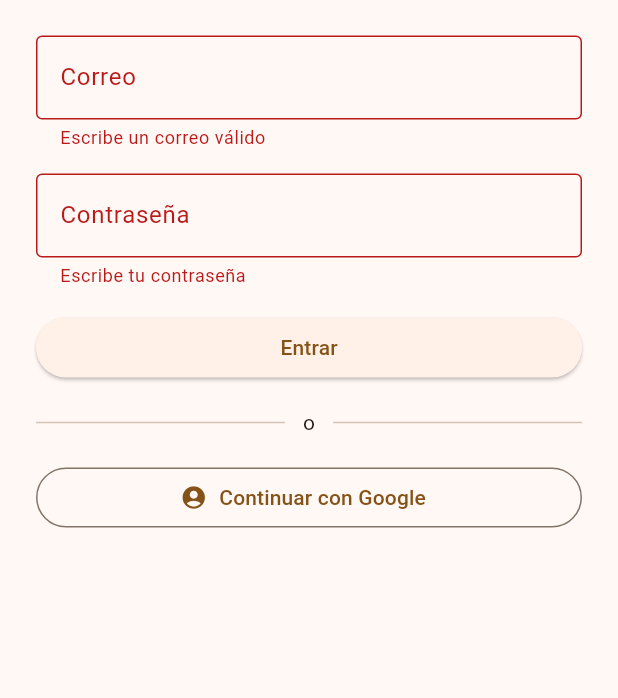
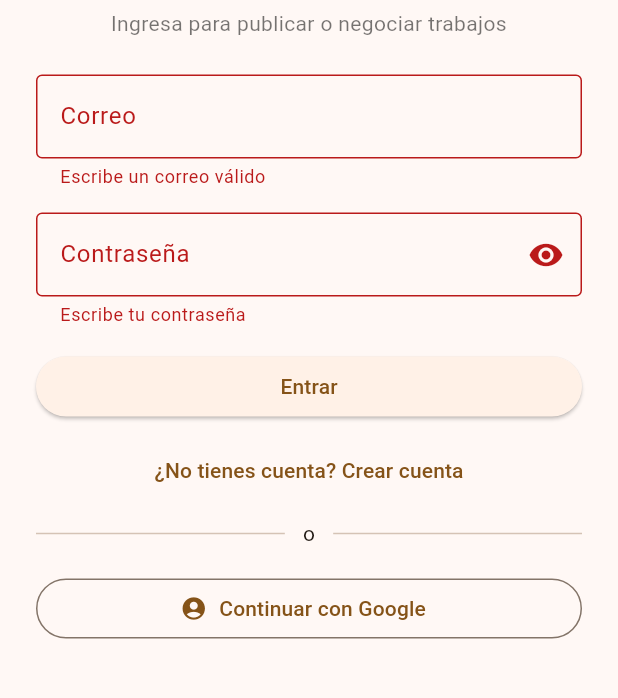
Before and after one commit to Camilo-fonseca237/et0126-obam, a Flutter app: the screen it shows after launch, after a tap on "Entrar", on a phone screen of 412 x 824 dp, the part 326-1024 px from its top. Run offline on Flutter 3.47's test engine with Material 3 defaults, Android fonts, the phone set to English and light mode, and no system bars; our stand-ins replace firebase_auth, firebase_core, form_field_validator, google_sign_in, shared_preferences; accounts and stored records are empty.

Commit message:
agrego registro manual de usuarios con correo y contrasena

```diff
--- a/lib/screens/login_screen.dart
+++ b/lib/screens/login_screen.dart
@@ -12,19 +12,34 @@ class LoginScreen extends StatefulWidget {
 
 class _LoginScreenState extends State<LoginScreen> {
   final _formKey = GlobalKey<FormState>();
+  final _nombre = TextEditingController();
   final _correo = TextEditingController();
   final _clave = TextEditingController();
+  final _confirmarClave = TextEditingController();
+  bool _modoRegistro = false;
+  bool _ocultarClave = true;
   bool _cargando = false;
   String? _error;
 
   @override
   void dispose() {
+    _nombre.dispose();
     _correo.dispose();
     _clave.dispose();
+    _confirmarClave.dispose();
     super.dispose();
   }
 
-  Future<void> _ingresar() async {
+  void _cambiarModo() {
+    setState(() {
+      _modoRegistro = !_modoRegistro;
+      _error = null;
+      _confirmarClave.clear();
+    });
+    _formKey.currentState?.reset();
+  }
+
+  Future<void> _enviarFormulario() async {
     if (_cargando || !(_formKey.currentState?.validate() ?? false)) {
       return;
     }
@@ -34,13 +49,29 @@ class _LoginScreenState extends State<LoginScreen> {
       _error = null;
     });
     try {
-      await FirebaseAuth.instance.signInWithEmailAndPassword(
-        email: _correo.text.trim(),
-        password: _clave.text,
-      );
-    } on FirebaseAuthException {
+      if (_modoRegistro) {
+        final credencial =
+            await FirebaseAuth.instance.createUserWithEmailAndPassword(
+          email: _correo.text.trim(),
+          password: _clave.text,
+        );
+        final nombre = _nombre.text.trim();
+        if (nombre.isNotEmpty) {
+          await credencial.user?.updateDisplayName(nombre);
+        }
+      } else {
+        await FirebaseAuth.instance.signInWithEmailAndPassword(
+          email: _correo.text.trim(),
+          password: _clave.text,
+        );
+      }
+    } on FirebaseAuthException catch (e) {
       if (mounted) {
-        setState(() => _error = 'No se pudo iniciar sesión. Revisa tus datos.');
+        setState(
+          () => _error = _modoRegistro
+              ? _mensajeErrorRegistro(e.code)
+              : 'No se pudo iniciar sesión. Revisa tus datos.',
+        );
       }
     } catch (_) {
       if (mounted) {
@@ -48,6 +79,23 @@ class _LoginScreenState extends State<LoginScreen> {
       }
     } finally {
       if (mounted) setState(() => _cargando = false);
+    }
+  }
+
+  String _mensajeErrorRegistro(String code) {
+    switch (code) {
+      case 'email-already-in-use':
+        return 'Ese correo ya tiene una cuenta. Prueba iniciar sesión.';
+      case 'weak-password':
+        return 'La contraseña es muy débil. Usa al menos 6 caracteres.';
+      case 'invalid-email':
+        return 'El formato del correo no es válido.';
+      case 'operation-not-allowed':
+        return 'El registro con correo no está habilitado en Firebase.';
+      case 'network-request-failed':
+        return 'Error de conexión. Revisa tu internet e inténtalo de nuevo.';
+      default:
+        return 'No se pudo crear la cuenta ($code).';
     }
   }
 
@@ -105,14 +153,14 @@ class _LoginScreenState extends State<LoginScreen> {
     if (code == 'unauthorized-domain') {
       return 'Dominio no autorizado. Agrégalo en Firebase → Authentication → Dominios autorizados.';
     }
-    return 'No se pudo iniciar sesión con Google.';
+    return 'No se pudo iniciar sesión con Google ($code).';
   }
 
   @override
   Widget build(BuildContext context) {
     return Scaffold(
       appBar: AppBar(
-        title: const Text('Iniciar sesión'),
+        title: Text(_modoRegistro ? 'Crear cuenta' : 'Iniciar sesión'),
         backgroundColor: Colors.orange,
         foregroundColor: Colors.white,
       ),
@@ -128,11 +176,36 @@ class _LoginScreenState extends State<LoginScreen> {
             textAlign: TextAlign.center,
             style: TextStyle(fontSize: 20, fontWeight: FontWeight.bold),
           ),
+          const SizedBox(height: 6),
+          Text(
+            _modoRegistro
+                ? 'Crea tu cuenta con correo y contraseña'
+                : 'Ingresa para publicar o negociar trabajos',
+            textAlign: TextAlign.center,
+            style: const TextStyle(color: Colors.black54),
+          ),
           const SizedBox(height: 24),
           Form(
             key: _formKey,
             child: Column(
               children: [
+                if (_modoRegistro) ...[
+                  TextFormField(
+                    controller: _nombre,
+                    textCapitalization: TextCapitalization.words,
+                    decoration: const InputDecoration(
+                      labelText: 'Nombre',
+                      border: OutlineInputBorder(),
+                    ),
+                    validator: (v) {
+                      if (!_modoRegistro) return null;
+                      return (v == null || v.trim().length < 2)
+                          ? 'Escribe tu nombre (mínimo 2 letras)'
+                          : null;
+                    },
+                  ),
+                  const SizedBox(height: 16),
+                ],
                 TextFormField(
                   controller: _correo,
                   keyboardType: TextInputType.emailAddress,
@@ -140,22 +213,63 @@ class _LoginScreenState extends State<LoginScreen> {
                     labelText: 'Correo',
                     border: OutlineInputBorder(),
                   ),
-                  validator: (v) => (v == null || !v.contains('@'))
+                  validator: (v) => (v == null || !v.trim().contains('@'))
                       ? 'Escribe un correo válido'
                       : null,
                 ),
                 const SizedBox(height: 16),
                 TextFormField(
                   controller: _clave,
-                  obscureText: true,
-                  decoration: const InputDecoration(
+                  obscureText: _ocultarClave,
+                  decoration: InputDecoration(
                     labelText: 'Contraseña',
-                    border: OutlineInputBorder(),
+                    helperText:
+                        _modoRegistro ? 'Mínimo 6 caracteres' : null,
+                    border: const OutlineInputBorder(),
+                    suffixIcon: IconButton(
+                      tooltip: _ocultarClave
+                          ? 'Mostrar contraseña'
+                          : 'Ocultar contraseña',
+                      icon: Icon(
+                        _ocultarClave
+                            ? Icons.visibility
+                            : Icons.visibility_off,
+                      ),
+                      onPressed: () =>
+                          setState(() => _ocultarClave = !_ocultarClave),
+                    ),
                   ),
-                  validator: (v) => (v == null || v.isEmpty)
-                      ? 'Escribe tu contraseña'
-                      : null,
+                  validator: (v) {
+                    if (v == null || v.isEmpty) {
+                      return 'Escribe tu contraseña';
+                    }
+                    if (_modoRegistro && v.length < 6) {
+                      return 'La contraseña debe tener al menos 6 caracteres';
+                    }
+                    return null;
+                  },
                 ),
+                if (_modoRegistro) ...[
+                  const SizedBox(height: 16),
+                  TextFormField(
+                    controller: _confirmarClave,
+                    obscureText: _ocultarClave,
+                    decoration: const InputDecoration(
+                      labelText: 'Confirmar contraseña',
+                      border: OutlineInputBorder(),
+                    ),
+                    validator: (v) {
+                      if (!_modoRegistro) return null;
+                      if (v == null || v.isEmpty) {
+                        return 'Confirma tu contraseña';
+                      }
+                      if (v != _clave.text) {
+                        return 'Las contraseñas no coinciden';
+                      }
+                      return null;
+                    },
+                  ),
+                ],
                 const SizedBox(height: 16),
                 if (_error != null) ...[
                   Text(
@@ -170,11 +284,26 @@ class _LoginScreenState extends State<LoginScreen> {
                 SizedBox(
                   width: double.infinity,
                   child: ElevatedButton(
-                    onPressed: _cargando ? null : _ingresar,
-                    child: Text(_cargando ? 'Ingresando...' : 'Entrar'),
+                    onPressed: _cargando ? null : _enviarFormulario,
+                    child: Text(
+                      _cargando
+                          ? (_modoRegistro
+                              ? 'Creando cuenta...'
+                              : 'Ingresando...')
+                          : (_modoRegistro ? 'Crear cuenta' : 'Entrar'),
+                    ),
                   ),
                 ),
-                const SizedBox(height: 16),
+                const SizedBox(height: 8),
+                TextButton(
+                  onPressed: _cargando ? null : _cambiarModo,
+                  child: Text(
+                    _modoRegistro
+                        ? '¿Ya tienes cuenta? Inicia sesión'
+                        : '¿No tienes cuenta? Crear cuenta',
+                  ),
+                ),
+                const SizedBox(height: 8),
                 const Row(
                   children: [
                     Expanded(child: Divider()),
```
